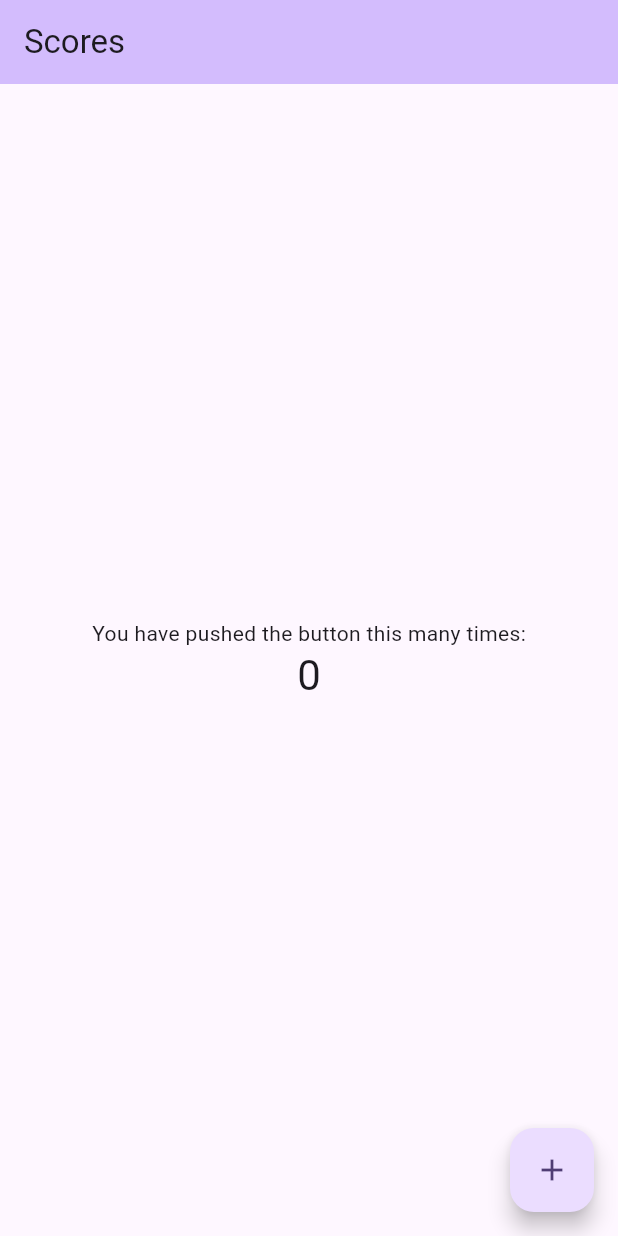
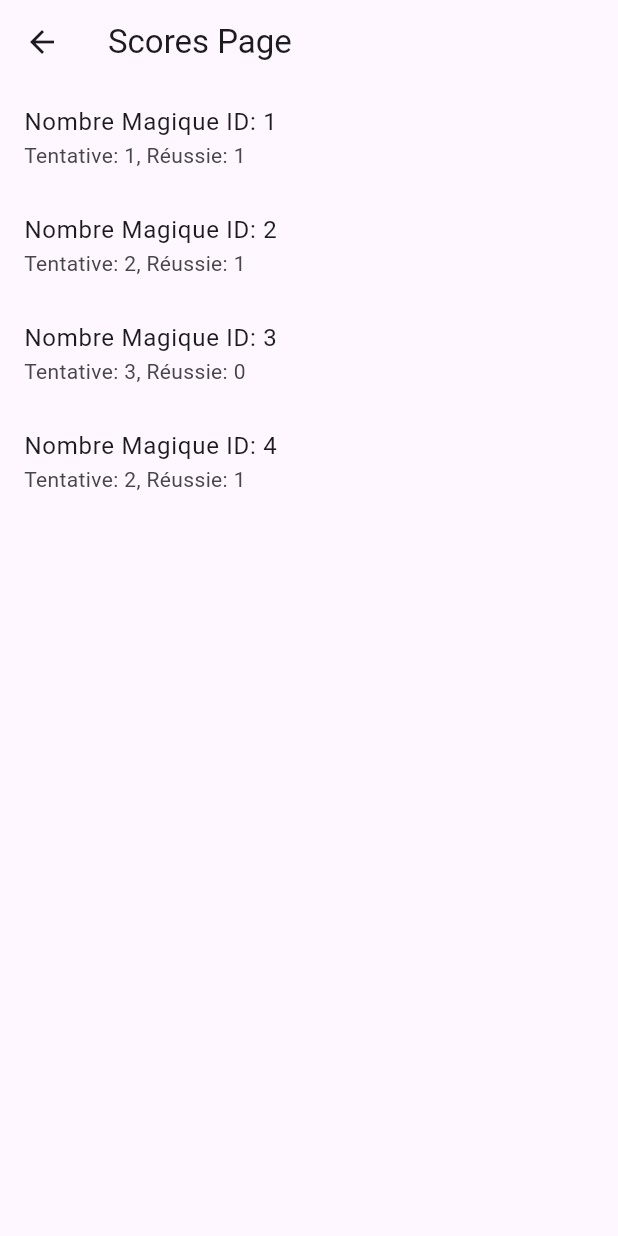
Before and after one commit to DanielMoreira45/tpnotemobile, a Flutter app: the screen it shows after launch, after a tap on "Voir les scores", on a phone screen of 412 x 824 dp. Run offline on Flutter 3.47's test engine with Material 3 defaults, Android fonts, the phone set to English and light mode, and no system bars; our stand-ins replace go_router, sqflite; accounts and stored records are empty.

Commit message:
Fix problème bd et implémentation score

```diff
--- a/lib/app.dart
+++ b/lib/app.dart
@@ -1,5 +1,6 @@
 import 'package:flutter/material.dart';
 import 'package:tpnotemobile/router/app_router.dart';
+import 'package:tpnotemobile/modele/database.dart';
 
 
 class MyApp extends StatelessWidget {
--- a/lib/main.dart
+++ b/lib/main.dart
@@ -1,7 +1,6 @@
 import 'package:flutter/material.dart';
 import 'app.dart';
 
-
-void main() {
+void main() async {
   runApp(const MyApp());
 }
--- a/lib/modele/database.dart
+++ b/lib/modele/database.dart
@@ -17,25 +17,31 @@ class DatabaseHelper {
     return openDatabase(
       path,
       version: 1,
-      onCreate: (Database db, int version) async {
-        await db.execute('''
-          CREATE TABLE NombreMagique (
+      onCreate: (db, version) async {
+        await updateBD(db);
+      },
+    );
+  }
+
+  static Future<void> updateBD(Database db) async {
+    await db.execute('DROP TABLE IF EXISTS NombreMagique');
+    await db.execute('DROP TABLE IF EXISTS HistoriqueParties');
+
+    await db.execute('''CREATE TABLE NombreMagique (
               id INTEGER PRIMARY KEY,
               valeur INTEGER NOT NULL,
               indiceFacile TEXT,
               indiceMoyen TEXT,
               indiceDifficile TEXT
-          );
-
-          CREATE TABLE HistoriqueParties (
+          );''');
+    await db.execute('''CREATE TABLE HistoriqueParties (
               id INTEGER PRIMARY KEY,
               nombreMagique_id INTEGER,
               tentative INTEGER,
               tentative_reussie INTEGER,
               date_partie TEXT DEFAULT CURRENT_TIMESTAMP,
               FOREIGN KEY (nombreMagique_id) REFERENCES NombreMagique(id)
-          )
-          ''');
+          )''');
 
     List<Map<String, dynamic>> nombreMagiqueEntries = [
       {
@@ -67,11 +73,33 @@ class DatabaseHelper {
     for (var entry in nombreMagiqueEntries) {
       await db.insert('NombreMagique', entry);
     }
+
+    // Ajouts d'inserts pour l'historique des parties
+    List<Map<String, dynamic>> historiquePartiesEntries = [
+      {
+        'nombreMagique_id': 1,
+        'tentative': 1,
+        'tentative_reussie': 1,
       },
-    );
-  }
+      {
+        'nombreMagique_id': 2,
+        'tentative': 2,
+        'tentative_reussie': 1,
+      },
+      {
+        'nombreMagique_id': 3,
+        'tentative': 3,
+        'tentative_reussie': 0,
+      },
+      {
+        'nombreMagique_id': 4,
+        'tentative': 2,
+        'tentative_reussie': 1,
+      },
+    ];
 
-  static void deleteBd(){
-
+    for (var entry in historiquePartiesEntries) {
+      await db.insert('HistoriqueParties', entry);
     }
   }
+}
--- a/lib/modele/databaseProvider.dart
+++ b/lib/modele/databaseProvider.dart
@@ -18,7 +18,9 @@ class ProviderDataBase {
   }
 
   static Future<NombreMagique> getNombreMagique() async {
+    DatabaseHelper.updateBD;
     await initProvider();
+
     List<Map<String, dynamic>> result = await _database.query('NombreMagique');
     if (result.isNotEmpty) {
       List<Map<String, dynamic>> mutableList = List.from(result);
--- a/lib/router/app_router.dart
+++ b/lib/router/app_router.dart
@@ -1,5 +1,7 @@
 import 'package:go_router/go_router.dart';
 import 'package:tpnotemobile/ui/Jouer.dart';
+import 'package:tpnotemobile/ui/Score.dart';
+
 
 import '../app.dart';
 import '../ui/Home.dart';
@@ -23,17 +25,17 @@ final router = GoRouter(
             ),
           ]
         ),
+        GoRoute(
+          path: 'scores',
+          name: 'scores',
+          builder: (context, state) => ScorePage(),
+        ),
+        GoRoute(
+          path: 'regles',
+          name: 'regles',
+          builder: (context, state) => const MyHomePage(title: 'Règles'),
+        ),
       ],
-    ),
-    GoRoute(
-      path: '/scores',
-      name: 'scores',
-      builder: (context, state) => const MyHomePage(title: 'Scores'),
-    ),
-    GoRoute(
-      path: '/regles',
-      name: 'regles',
-      builder: (context, state) => const MyHomePage(title: 'Règles'),
     ),
   ],
 );
--- /dev/null
+++ b/lib/ui/Score.dart
@@ -0,0 +1,45 @@
+import 'package:flutter/material.dart';
+import 'package:sqflite/sqflite.dart';
+import 'package:tpnotemobile/modele/database.dart';
+
+
+
+class ScorePage extends StatelessWidget {
+  @override
+  Widget build(BuildContext context) {
+    return Scaffold(
+      appBar: AppBar(
+        title: const Text('Scores Page'),
+      ),
+      body: Center(
+        child: FutureBuilder<List<Map<String, dynamic>>>(
+          future: _getHistoriqueParties(),
+          builder: (context, snapshot) {
+            if (snapshot.hasData) {
+              final historiqueParties = snapshot.data!;
+              return ListView.builder(
+                itemCount: historiqueParties.length,
+                itemBuilder: (context, index) {
+                  final partie = historiqueParties[index];
+                  return ListTile(
+                    title: Text('Nombre Magique ID: ${partie['nombreMagique_id']}'),
+                    subtitle: Text('Tentative: ${partie['tentative']}, Réussie: ${partie['tentative_reussie']}'),
+                    // Affichez d'autres données au besoin
+                  );
+                },
+              );
+            } else if (snapshot.hasError) {
+              return Text('Une erreur est survenue : ${snapshot.error}');
+            }
+            return CircularProgressIndicator();
+          },
+        ),
+      ),
+    );
+  }
+  Future<List<Map<String, dynamic>>> _getHistoriqueParties() async {
+    final Database db = await DatabaseHelper.getdatabase();
+    Future<List<Map<String, dynamic>>> requete = db.query('NombreMagique');
+    return db.query('HistoriqueParties');
+  }
+}
```
Lines whose indentation alone changed are shown as unchanged.
